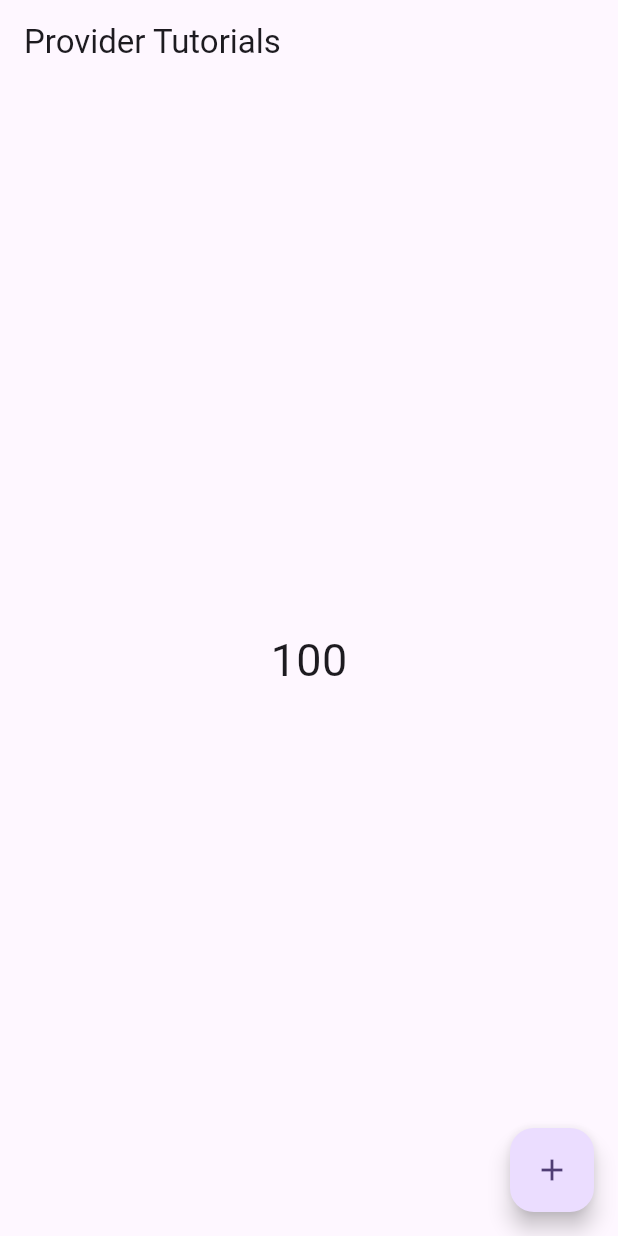
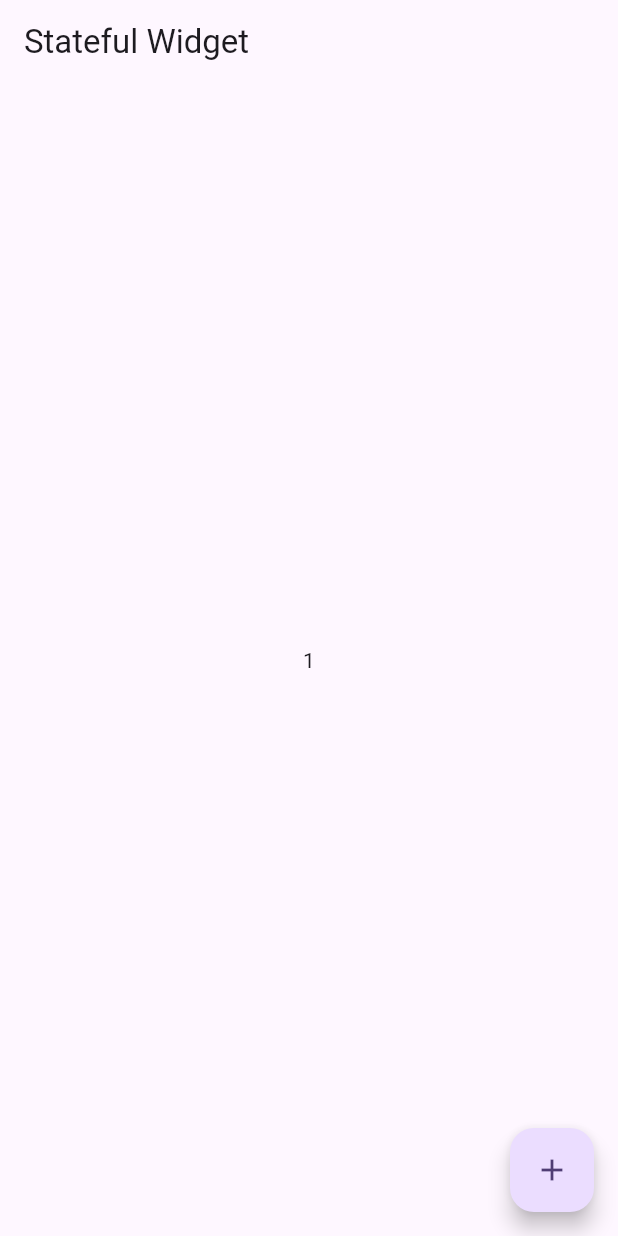
Before and after one commit to Decode749/provider_state_management, a Flutter app: the screen it shows after launch, after a tap on the "add" icon, on a phone screen of 412 x 824 dp. Run offline on Flutter 3.47's test engine with Material 2 defaults, Android fonts, the phone set to English and light mode, and no system bars.

Commit message:
part 2 done

```diff
--- a/lib/home_screen.dart
+++ b/lib/home_screen.dart
@@ -1,39 +1,39 @@
-import 'package:flutter/material.dart';
+// import 'package:flutter/material.dart';
 
-class HomeScreen extends StatelessWidget {
-  HomeScreen({super.key});
+// class HomeScreen extends StatelessWidget {
+//   HomeScreen({super.key});
 
-  int x = 100;
+//   int x = 100;
 
-  @override
-  Widget build(BuildContext context) {
-    print('happy');
+//   @override
+//   Widget build(BuildContext context) {
+//     // print('happy');
 
-    return Scaffold(
-      appBar: AppBar(
-        title: const Text('Provider Tutorials'),
-      ),
-      body: Column(
-        crossAxisAlignment: CrossAxisAlignment.center,
-        mainAxisAlignment: MainAxisAlignment.center,
-        children: [
-          Center(
-            child: Container(
-              child: Text(
-                x.toString(),
-                style: const TextStyle(fontSize: 30),
-              ),
-            ),
-          )
-        ],
-      ),
-      floatingActionButton: FloatingActionButton(
-        onPressed: () {
-          x++;
-          print(x++);
-        },
-        child: const Icon(Icons.add),
-      ),
-    );
-  }
-}
+//     return Scaffold(
+//       appBar: AppBar(
+//         title: const Text('Provider Tutorials'),
+//       ),
+//       body: Column(
+//         crossAxisAlignment: CrossAxisAlignment.center,
+//         mainAxisAlignment: MainAxisAlignment.center,
+//         children: [
+//           Center(
+//             child: Container(
+//               child: Text(
+//                 x.toString(),
+//                 style: const TextStyle(fontSize: 30),
+//               ),
+//             ),
+//           )
+//         ],
+//       ),
+//       floatingActionButton: FloatingActionButton(
+//         onPressed: () {
+//           x++;
+//           print(x++);
+//         },
+//         child: const Icon(Icons.add),
+//       ),
+//     );
+//   }
+// }
--- a/lib/main.dart
+++ b/lib/main.dart
@@ -1,6 +1,7 @@
 import 'package:flutter/material.dart';
+import 'stateful_widget_screen.dart';
 
-import 'home_screen.dart';
+// import 'home_screen.dart';
 
 void main() {
   runApp(const MyApp());
@@ -18,7 +19,7 @@ class MyApp extends StatelessWidget {
         colorScheme: ColorScheme.fromSeed(seedColor: Colors.deepPurple),
         useMaterial3: true,
       ),
-      home: HomeScreen(),
+      home: const StateFulWidget(),
     );
   }
 }
--- /dev/null
+++ b/lib/stateful_widget_screen.dart
@@ -0,0 +1,39 @@
+import 'package:flutter/material.dart';
+
+class StateFulWidget extends StatefulWidget {
+  const StateFulWidget({super.key});
+
+  @override
+  State<StateFulWidget> createState() => _StateFulWidgetState();
+}
+
+class _StateFulWidgetState extends State<StateFulWidget> {
+  int count = 0;
+  @override
+  Widget build(BuildContext context) {
+    // print('build');
+    return Scaffold(
+      appBar: AppBar(
+        title: const Text('Stateful Widget'),
+      ),
+      body: Column(
+        mainAxisAlignment: MainAxisAlignment.center,
+        crossAxisAlignment: CrossAxisAlignment.center,
+        children: [
+          Center(
+            child: Text(count.toString()),
+          )
+        ],
+      ),
+      floatingActionButton: FloatingActionButton(
+        onPressed: () {
+          print(count++);
+          setState(() {
+
+          });
+        },
+        child: const Icon(Icons.add),
+      ),
+    );
+  }
+}
```
